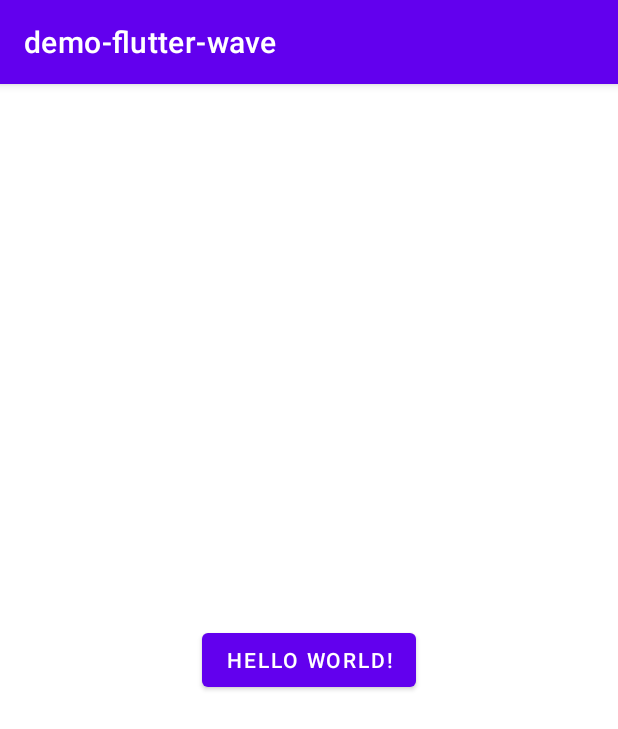
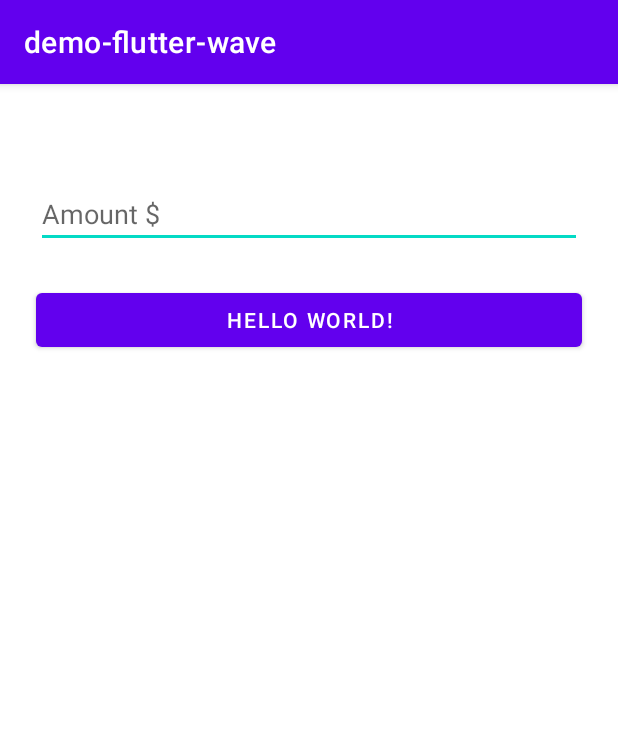
Before and after one commit to eric-ampire/demo-flutter-wave, an Android app: the screen it shows after launch (MainActivity), after a tap on "HELLO WORLD!", on a phone screen of 412 x 824 dp. Shown: the top 729 px of the screen. Run offline under Robolectric (Android 15) with nearby library versions, the phone set to English and light mode, and no system bars; libraries missing offline, so code that uses them is left out: com.flutterwave.raveandroid.

Commit message:
User can specified the amount

```diff
--- a/app/src/main/java/com/example/demo_flutter_wave/MainActivity.kt
+++ b/app/src/main/java/com/example/demo_flutter_wave/MainActivity.kt
@@ -11,8 +11,7 @@ import com.flutterwave.raveandroid.RavePayActivity
 import com.flutterwave.raveandroid.rave_java_commons.RaveConstants
 
 import android.content.Intent
-
-
+import com.google.android.material.textfield.TextInputEditText
 
 
 class MainActivity : AppCompatActivity() {
@@ -20,8 +19,10 @@ class MainActivity : AppCompatActivity() {
     super.onCreate(savedInstanceState)
     setContentView(R.layout.activity_main)
 
+    val edAmount = findViewById<TextInputEditText>(R.id.edAmout)
     findViewById<MaterialButton>(R.id.btnPayment).setOnClickListener {
-      RaveUiManager(this).setAmount(1.25)
+      val amount = edAmount.text?.trim().toString().toDoubleOrNull() ?: return@setOnClickListener
+      RaveUiManager(this).setAmount(amount)
         .setCurrency("USD")
         .setEmail("ericampire.top@gmail.com")
         .setfName("Eric")
--- a/app/src/main/res/layout/activity_main.xml
+++ b/app/src/main/res/layout/activity_main.xml
@@ -6,14 +6,28 @@
     android:layout_height="match_parent"
     tools:context=".MainActivity">
 
+    <com.google.android.material.textfield.TextInputEditText
+        android:id="@+id/edAmout"
+        android:layout_width="match_parent"
+        android:layout_height="wrap_content"
+        android:layout_marginStart="24dp"
+        android:layout_marginTop="64dp"
+        android:layout_marginEnd="24dp"
+        android:hint="Amount $"
+        android:inputType="numberDecimal"
+        app:layout_constraintEnd_toEndOf="@+id/btnPayment"
+        app:layout_constraintStart_toStartOf="@+id/btnPayment"
+        app:layout_constraintTop_toTopOf="parent" />
+
     <com.google.android.material.button.MaterialButton
         android:id="@+id/btnPayment"
-        android:layout_width="wrap_content"
+        android:layout_width="0dp"
         android:layout_height="wrap_content"
+        android:layout_margin="24dp"
+        android:layout_marginTop="8dp"
         android:text="Hello World!"
-        app:layout_constraintBottom_toBottomOf="parent"
         app:layout_constraintLeft_toLeftOf="parent"
         app:layout_constraintRight_toRightOf="parent"
-        app:layout_constraintTop_toTopOf="parent" />
+        app:layout_constraintTop_toBottomOf="@+id/edAmout" />
 
 </androidx.constraintlayout.widget.ConstraintLayout>
```
